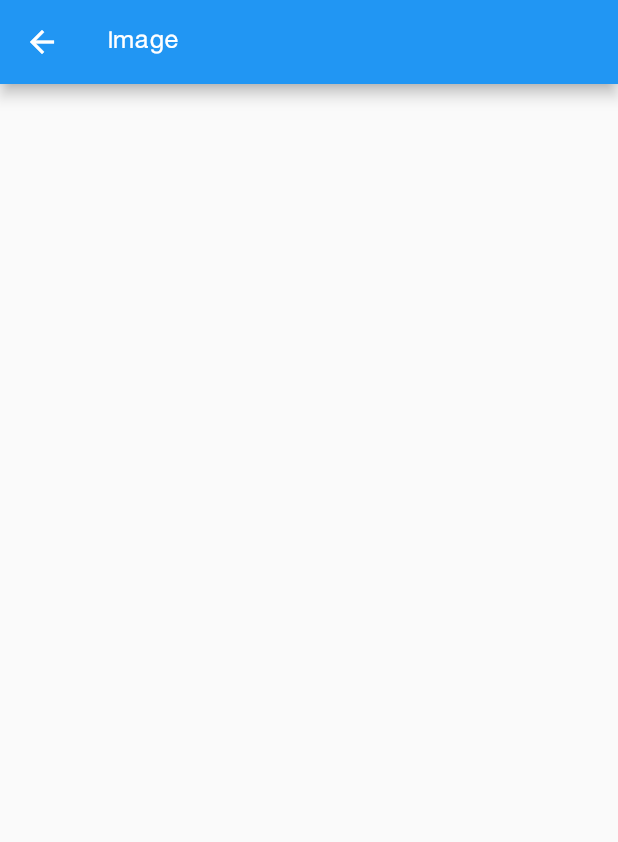
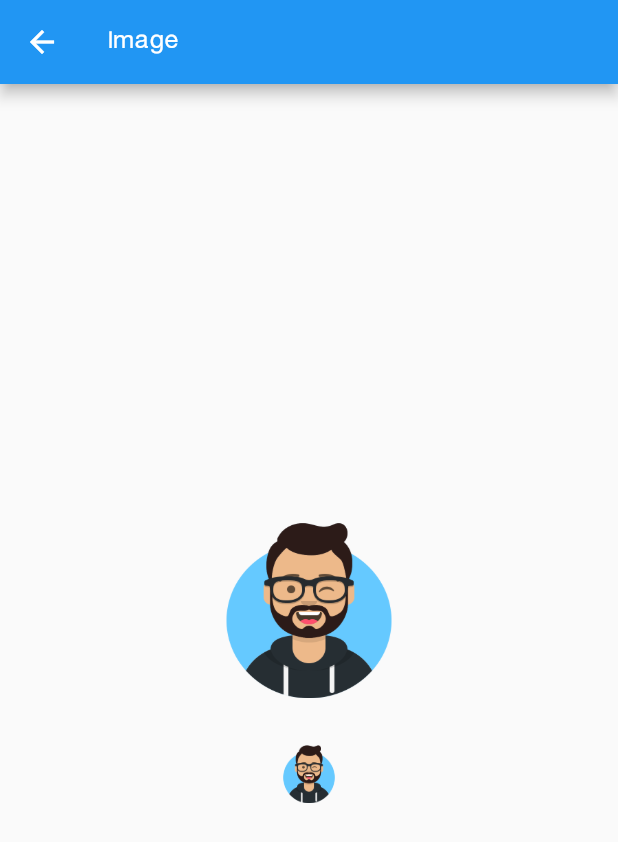
Before and after one commit to MKarimi21/FlutterDartCourse-Seraj, a Flutter app: the ImageWidget screen opened directly, on a phone screen of 412 x 824 dp. Shown: the top 842 px of the screen. Run offline on Flutter 3.47's test engine with Material 2 defaults, Android fonts, the phone set to English and light mode, and no system bars.

Commit message:
update images

```diff
--- a/section05rev02/lib/widgets/image_widget.dart
+++ b/section05rev02/lib/widgets/image_widget.dart
@@ -21,7 +21,26 @@ class _ImageWidgetState extends State<ImageWidget> {
           child: Column(
             mainAxisAlignment: MainAxisAlignment.center,
             crossAxisAlignment: CrossAxisAlignment.center,
-            children: [],
+            children: [
+              Container(
+                margin: EdgeInsets.symmetric(vertical: 15),
+                child: Image.asset(
+                  "assets/images/avatar.png",
+                  width: 121,
+                  height: 121,
+                  fit: BoxFit.fill,
+                ),
+              ),
+              Container(
+                margin: EdgeInsets.symmetric(vertical: 15),
+                child: Image.asset(
+                  "assets/images/avatar.png",
+                  width: 40,
+                  height: 40,
+                  fit: BoxFit.contain,
+                ),
+              ),
+            ],
           ),
         ),
       ),
```
